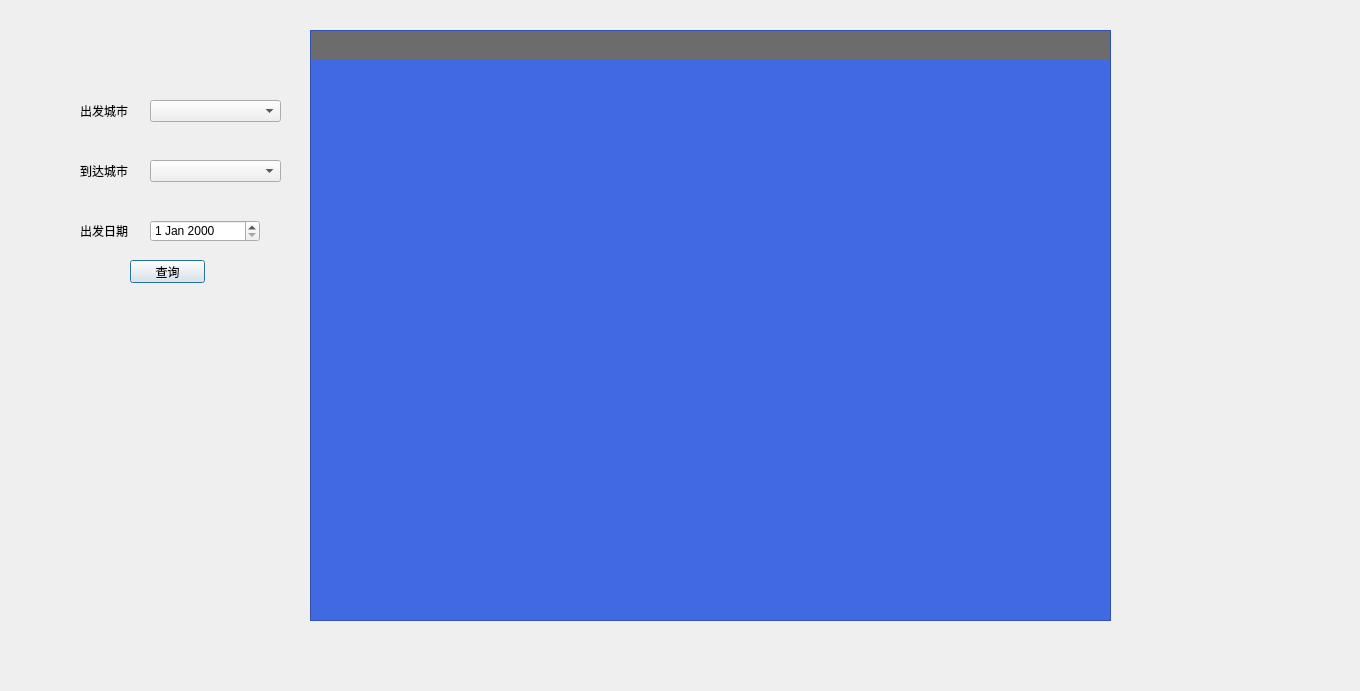
This is findflight.ui in Dansheng/FlightSystem as Qt 5 draws it before an edit. The edited form follows.
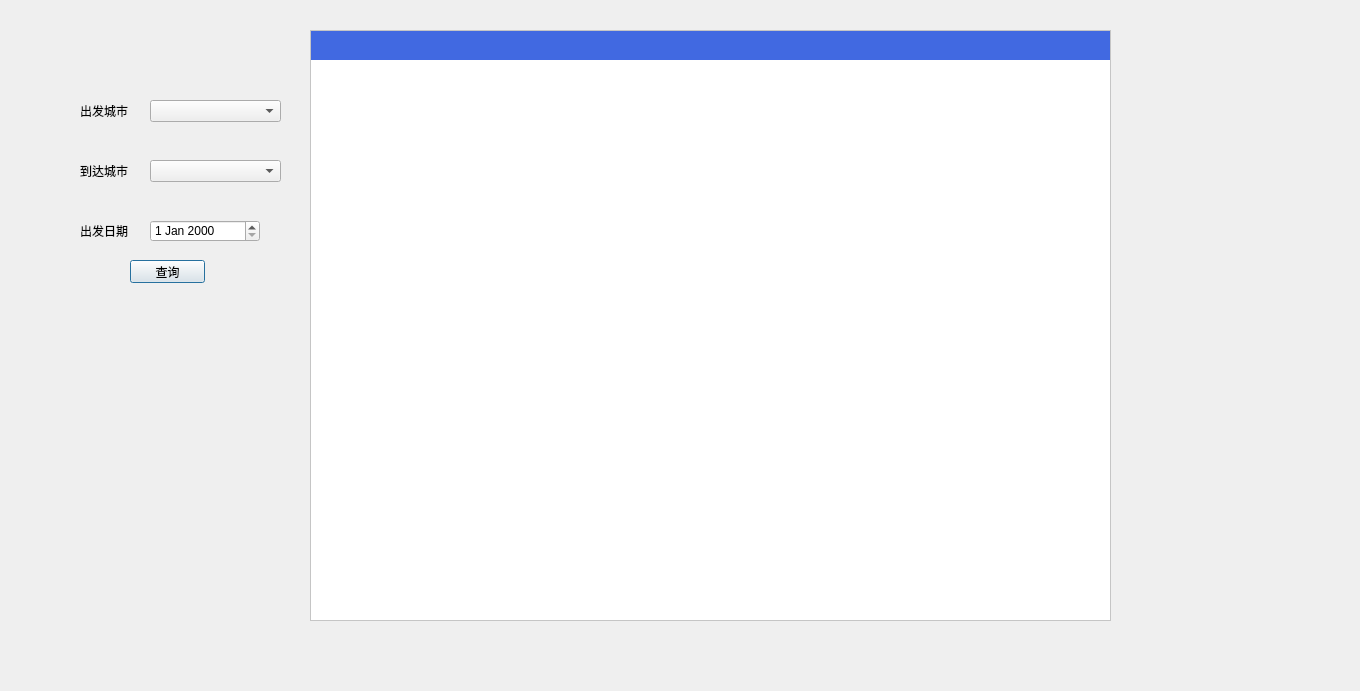
This is the edited form.

Diff of the .ui file:
```diff
--- a/findflight.ui
+++ b/findflight.ui
@@ -15,13 +15,13 @@
   </property>
   <property name="styleSheet">
    <string notr="true">#TableView{
-	color:white;
-    background-color: rgb(65,105,225);
+	color:black;
+    background-color: rgb(255,255,255);
 }
 QHeaderView {
     color: black;
     font: bold 10pt;
-    background-color: rgb(108, 108, 108);/*设置表头空白区域背景色*/
+    background-color: rgb(65,105,225);/*设置表头空白区域背景色*/
     border: 0px solid rgb(144, 144, 144);
     border:0px solid rgb(191,191,191);
     border-left-color: rgba(255, 255, 255, 0);
```
